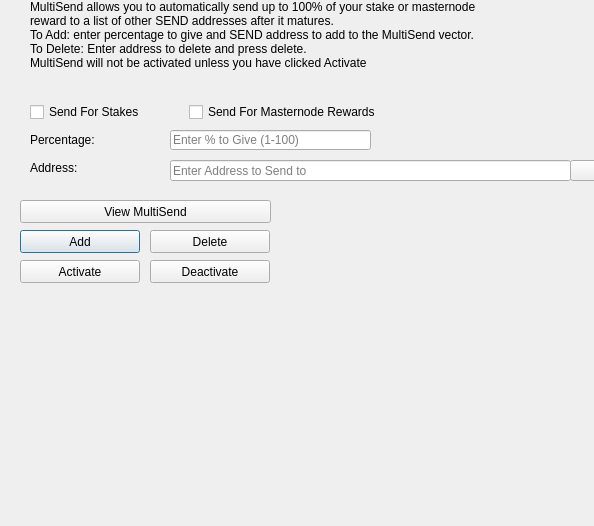
Old version of the form src/qt/forms/multisenddialog.ui in the repository wqking-misc/SocialSend.
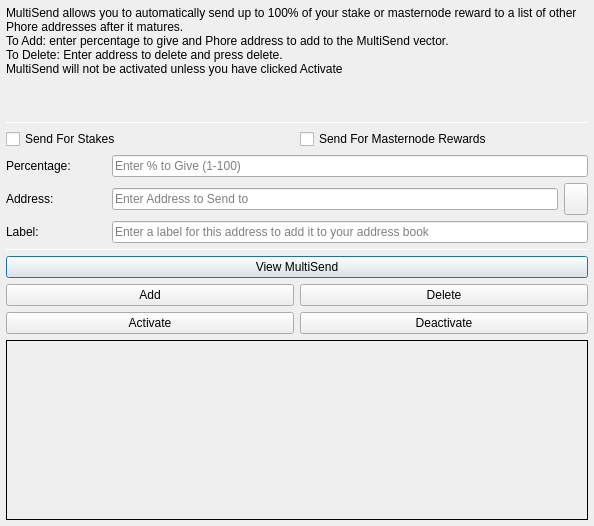
New version of the form. Icons and pictures are not drawn.

The edit to the form file:
```diff
--- a/src/qt/forms/multisenddialog.ui
+++ b/src/qt/forms/multisenddialog.ui
@@ -16,15 +16,99 @@
   <property name="windowTitle">
    <string>MultiSend</string>
   </property>
+  <layout class="QVBoxLayout" name="verticalLayout" stretch="0">
+   <property name="leftMargin">
+    <number>6</number>
+   </property>
+   <property name="topMargin">
+    <number>6</number>
+   </property>
+   <property name="rightMargin">
+    <number>6</number>
+   </property>
+   <property name="bottomMargin">
+    <number>6</number>
+   </property>
+   <item>
+    <layout class="QVBoxLayout" name="verticalLayout_Main" stretch="1,1,1,0,1,1,1">
+     <item>
+      <widget class="QLabel" name="label_2">
+       <property name="lineWidth">
+        <number>1</number>
+       </property>
+       <property name="text">
+        <string>MultiSend allows you to automatically send up to 100% of your stake or masternode reward to a list of other Phore addresses after it matures.
+To Add: enter percentage to give and Phore address to add to the MultiSend vector.
+To Delete: Enter address to delete and press delete.
+MultiSend will not be activated unless you have clicked Activate</string>
+       </property>
+       <property name="alignment">
+        <set>Qt::AlignLeading|Qt::AlignLeft|Qt::AlignTop</set>
+       </property>
+       <property name="wordWrap">
+        <bool>true</bool>
+       </property>
+      </widget>
+     </item>
+     <item>
+      <widget class="Line" name="line">
+       <property name="minimumSize">
+        <size>
+         <width>0</width>
+         <height>1</height>
+        </size>
+       </property>
+       <property name="maximumSize">
+        <size>
+         <width>16777215</width>
+         <height>1</height>
+        </size>
+       </property>
+       <property name="orientation">
+        <enum>Qt::Horizontal</enum>
+       </property>
+      </widget>
+     </item>
+     <item>
+      <layout class="QVBoxLayout" name="verticalLayout_Settings">
+       <item>
+        <layout class="QHBoxLayout" name="horizontalLayout">
+         <item>
+          <widget class="QCheckBox" name="multiSendStakeCheckBox">
+           <property name="text">
+            <string>Send For Stakes</string>
+           </property>
+          </widget>
+         </item>
+         <item>
+          <widget class="QCheckBox" name="multiSendMasternodeCheckBox">
+           <property name="text">
+            <string>Send For Masternode Rewards</string>
+           </property>
+          </widget>
+         </item>
+        </layout>
+       </item>
+       <item>
+        <layout class="QHBoxLayout" name="horizontalLayout_6">
+         <item>
+          <widget class="QLabel" name="label">
+           <property name="minimumSize">
+            <size>
+             <width>100</width>
+             <height>0</height>
+            </size>
+           </property>
+           <property name="toolTip">
+            <string>Percentage of stake to send</string>
+           </property>
+           <property name="text">
+            <string>Percentage:</string>
+           </property>
+          </widget>
+         </item>
+         <item>
   <widget class="QLineEdit" name="multiSendPercentEdit">
-   <property name="geometry">
-    <rect>
-     <x>170</x>
-     <y>130</y>
-     <width>201</width>
-     <height>20</height>
-    </rect>
-   </property>
    <property name="toolTip">
     <string>Enter whole numbers 1 - 100</string>
    </property>
@@ -32,15 +116,29 @@
     <string>Enter % to Give (1-100)</string>
    </property>
   </widget>
+         </item>
+        </layout>
+       </item>
+       <item>
+        <layout class="QHBoxLayout" name="horizontalLayout_7">
+         <item>
+          <widget class="QLabel" name="label_5">
+           <property name="minimumSize">
+            <size>
+             <width>100</width>
+             <height>0</height>
+            </size>
+           </property>
+           <property name="toolTip">
+            <string>Address to send portion of stake to</string>
+           </property>
+           <property name="text">
+            <string>Address:</string>
+           </property>
+          </widget>
+         </item>
+         <item>
   <widget class="QLineEdit" name="multiSendAddressEdit">
-   <property name="geometry">
-    <rect>
-     <x>170</x>
-     <y>160</y>
-     <width>401</width>
-     <height>21</height>
-    </rect>
-   </property>
    <property name="toolTip">
     <string/>
    </property>
@@ -48,87 +146,14 @@
     <string>Enter Address to Send to</string>
    </property>
   </widget>
-  <widget class="QLabel" name="label_2">
-   <property name="geometry">
-    <rect>
-     <x>30</x>
-     <y>0</y>
-     <width>451</width>
-     <height>121</height>
-    </rect>
-   </property>
-   <property name="lineWidth">
-    <number>1</number>
-   </property>
-   <property name="text">
-    <string>MultiSend allows you to automatically send up to 100% of your stake or masternode reward to a list of other SEND addresses after it matures.
-To Add: enter percentage to give and SEND address to add to the MultiSend vector.
-To Delete: Enter address to delete and press delete.
-MultiSend will not be activated unless you have clicked Activate</string>
-   </property>
-   <property name="alignment">
-    <set>Qt::AlignLeading|Qt::AlignLeft|Qt::AlignTop</set>
-   </property>
-   <property name="wordWrap">
-    <bool>true</bool>
-   </property>
-  </widget>
-  <widget class="QLabel" name="message">
-   <property name="geometry">
-    <rect>
-     <x>290</x>
-     <y>200</y>
-     <width>351</width>
-     <height>91</height>
-    </rect>
-   </property>
-   <property name="text">
-    <string/>
-   </property>
-  </widget>
-  <widget class="QPushButton" name="addButton">
-   <property name="geometry">
-    <rect>
-     <x>20</x>
-     <y>230</y>
-     <width>120</width>
-     <height>23</height>
-    </rect>
-   </property>
-   <property name="toolTip">
-    <string/>
-   </property>
-   <property name="statusTip">
-    <string>Add to MultiSend Vector</string>
-   </property>
-   <property name="text">
-    <string>Add</string>
-   </property>
-  </widget>
-  <widget class="QPushButton" name="disableButton">
-   <property name="geometry">
-    <rect>
-     <x>150</x>
-     <y>260</y>
-     <width>120</width>
-     <height>23</height>
-    </rect>
-   </property>
-   <property name="statusTip">
-    <string>Deactivate MultiSend</string>
-   </property>
-   <property name="text">
-    <string>Deactivate</string>
-   </property>
-  </widget>
-  <widget class="QPushButton" name="addressBookButton">
-   <property name="geometry">
-    <rect>
-     <x>570</x>
-     <y>160</y>
-     <width>28</width>
-     <height>21</height>
-    </rect>
+         </item>
+         <item>
+          <widget class="QToolButton" name="addressBookButton">
+           <property name="maximumSize">
+            <size>
+             <width>16777215</width>
+             <height>32</height>
+            </size>
    </property>
    <property name="toolTip">
     <string>Choose an address from the address book</string>
@@ -143,51 +168,85 @@
    <property name="shortcut">
     <string>Alt+A</string>
    </property>
-   <property name="autoDefault">
-    <bool>false</bool>
-   </property>
-  </widget>
-  <widget class="QLabel" name="label">
-   <property name="geometry">
-    <rect>
-     <x>30</x>
-     <y>130</y>
-     <width>121</width>
-     <height>20</height>
-    </rect>
-   </property>
+          </widget>
+         </item>
+        </layout>
+       </item>
+      </layout>
+     </item>
+     <item>
+      <layout class="QHBoxLayout" name="horizontalLayout_3">
+       <item>
+        <widget class="QLabel" name="label_3">
+         <property name="minimumSize">
+          <size>
+           <width>100</width>
+           <height>0</height>
+          </size>
+         </property>
+         <property name="text">
+          <string>Label:</string>
+         </property>
+        </widget>
+       </item>
+       <item>
+        <widget class="QLineEdit" name="labelAddressLabelEdit">
+         <property name="placeholderText">
+          <string>Enter a label for this address to add it to your address book</string>
+         </property>
+        </widget>
+       </item>
+      </layout>
+     </item>
+     <item>
+      <widget class="Line" name="line_2">
+       <property name="minimumSize">
+        <size>
+         <width>0</width>
+         <height>1</height>
+        </size>
+       </property>
+       <property name="maximumSize">
+        <size>
+         <width>16777215</width>
+         <height>1</height>
+        </size>
+       </property>
+       <property name="orientation">
+        <enum>Qt::Horizontal</enum>
+       </property>
+      </widget>
+     </item>
+     <item>
+      <layout class="QVBoxLayout" name="verticalLayout_Buttons">
+       <item>
+        <layout class="QHBoxLayout" name="horizontalLayout_4">
+         <item>
+          <widget class="QPushButton" name="viewButton">
    <property name="toolTip">
     <string>Percentage of stake to send</string>
    </property>
    <property name="text">
-    <string>Percentage:</string>
-   </property>
-  </widget>
-  <widget class="QLabel" name="label_5">
-   <property name="geometry">
-    <rect>
-     <x>30</x>
-     <y>160</y>
-     <width>111</width>
-     <height>16</height>
-    </rect>
-   </property>
+            <string>View MultiSend</string>
+           </property>
+          </widget>
+         </item>
+        </layout>
+       </item>
+       <item>
+        <layout class="QHBoxLayout" name="horizontalLayout_2">
+         <item>
+          <widget class="QPushButton" name="addButton">
    <property name="toolTip">
     <string>Address to send portion of stake to</string>
    </property>
    <property name="text">
-    <string>Address:</string>
-   </property>
-  </widget>
+            <string>Add</string>
+           </property>
+          </widget>
+         </item>
+         <item>
   <widget class="QPushButton" name="deleteButton">
-   <property name="geometry">
-    <rect>
-     <x>150</x>
-     <y>230</y>
-     <width>120</width>
-     <height>23</height>
-    </rect>
-   </property>
    <property name="toolTip">
     <string/>
    </property>
@@ -198,15 +257,13 @@
     <string>Delete</string>
    </property>
   </widget>
+         </item>
+        </layout>
+       </item>
+       <item>
+        <layout class="QHBoxLayout" name="horizontalLayout_5">
+         <item>
   <widget class="QPushButton" name="activateButton">
-   <property name="geometry">
-    <rect>
-     <x>20</x>
-     <y>260</y>
-     <width>120</width>
-     <height>23</height>
-    </rect>
-   </property>
    <property name="statusTip">
     <string>Activate MultiSend</string>
    </property>
@@ -214,51 +271,55 @@
     <string>Activate</string>
    </property>
   </widget>
-  <widget class="QPushButton" name="viewButton">
-   <property name="geometry">
-    <rect>
-     <x>20</x>
-     <y>200</y>
-     <width>251</width>
-     <height>23</height>
-    </rect>
-   </property>
-   <property name="toolTip">
-    <string/>
-   </property>
+         </item>
+         <item>
+          <widget class="QPushButton" name="disableButton">
    <property name="statusTip">
     <string>View MultiSend Vector</string>
    </property>
    <property name="text">
-    <string>View MultiSend</string>
-   </property>
-  </widget>
-  <widget class="QWidget" name="horizontalLayoutWidget">
-   <property name="geometry">
-    <rect>
-     <x>30</x>
-     <y>100</y>
-     <width>351</width>
-     <height>24</height>
-    </rect>
-   </property>
-   <layout class="QHBoxLayout" name="horizontalLayout">
-    <item>
-     <widget class="QCheckBox" name="multiSendStakeCheckBox">
-      <property name="text">
-       <string>Send For Stakes</string>
-      </property>
-     </widget>
-    </item>
+            <string>Deactivate</string>
+           </property>
+          </widget>
+         </item>
+        </layout>
+       </item>
+      </layout>
+     </item>
     <item>
-     <widget class="QCheckBox" name="multiSendMasternodeCheckBox">
+      <widget class="QLabel" name="message">
+       <property name="minimumSize">
+        <size>
+         <width>0</width>
+         <height>180</height>
+        </size>
+       </property>
+       <property name="frameShape">
+        <enum>QFrame::Panel</enum>
+       </property>
+       <property name="frameShadow">
+        <enum>QFrame::Plain</enum>
+       </property>
+       <property name="lineWidth">
+        <number>1</number>
+       </property>
+       <property name="midLineWidth">
+        <number>1</number>
+       </property>
       <property name="text">
-       <string>Send For Masternode Rewards</string>
-      </property>
+        <string/>
+       </property>
+       <property name="alignment">
+        <set>Qt::AlignLeading|Qt::AlignLeft|Qt::AlignTop</set>
+       </property>
+       <property name="wordWrap">
+        <bool>true</bool>
+       </property>
      </widget>
     </item>
    </layout>
-  </widget>
+   </item>
+  </layout>
  </widget>
  <resources>
   <include location="../send.qrc"/>
```
Left out of the diff: 20 changed lines with no effect on the pictures. Lines whose indentation alone changed are shown as unchanged.
